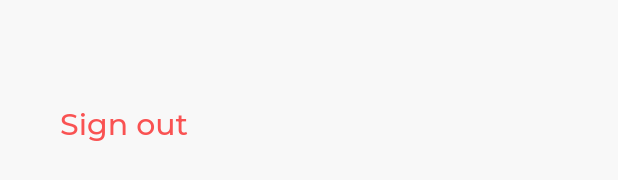
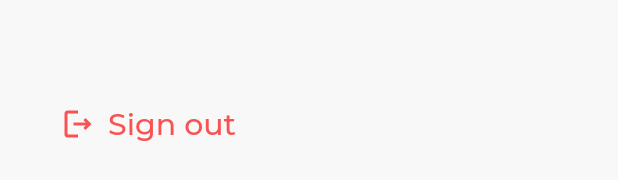
Before and after one commit to GabinL21/kubrs_app, a Flutter app: the UserDrawer widget shown alone on an empty page, opened directly, after a tap on "Sign out", on a phone screen of 412 x 824 dp. Shown: the part 980-1160 px from the top of the screen. Run offline on Flutter 3.47's test engine with Material 2 defaults, Android fonts, the phone set to English and light mode, and no system bars; our stand-ins replace bloc, clock, cloud_firestore, equatable, firebase_auth, firebase_core and 3 more; missing offline and left inert: cuber, firebase_app_check; accounts and stored records are empty; generated files the repository leaves out were written again; network calls fail; statements that could not run were skipped.

Commit message:
feat(drawer): refactor and clean drawer ui

```diff
--- a/lib/user/view/user_drawer.dart
+++ b/lib/user/view/user_drawer.dart
@@ -15,11 +15,20 @@ class UserDrawer extends StatelessWidget {
           crossAxisAlignment: CrossAxisAlignment.start,
           mainAxisAlignment: MainAxisAlignment.spaceBetween,
           children: [
-            BlocBuilder<UserBloc, UserState>(
+            _getHeader(context),
+            _getFooter(context),
+          ],
+        ),
+      ),
+    );
+  }
+
+  Widget _getHeader(BuildContext context) {
+    return BlocBuilder<UserBloc, UserState>(
       builder: (context, state) {
         if (state is UserLoaded) {
           return Text(
-                    'Hello ${state.userName}!',
+            state.userName,
             style: Theme.of(context).textTheme.displayMedium,
           );
         }
@@ -28,19 +37,26 @@ class UserDrawer extends StatelessWidget {
           style: Theme.of(context).textTheme.displayMedium,
         );
       },
-            ),
-            TextButton(
-              onPressed: () {
-                context.read<AuthBloc>().add(SignOutRequested());
-              },
-              child: Text(
+    );
+  }
+
+  Widget _getFooter(BuildContext context) {
+    return Column(
+      children: [
+        _getSignOutButton(context),
+      ],
+    );
+  }
+
+  Widget _getSignOutButton(BuildContext context) {
+    final color = Theme.of(context).colorScheme.error;
+    return TextButton.icon(
+      onPressed: () => context.read<AuthBloc>().add(SignOutRequested()),
+      icon: Icon(Icons.logout_outlined, color: color),
+      label: Text(
         'Sign out',
         style: Theme.of(context).textTheme.displayMedium!.copyWith(
-                      color: Theme.of(context).colorScheme.error,
-                    ),
-              ),
-            )
-          ],
+              color: color,
             ),
       ),
     );
```
Lines whose indentation alone changed are shown as unchanged.
